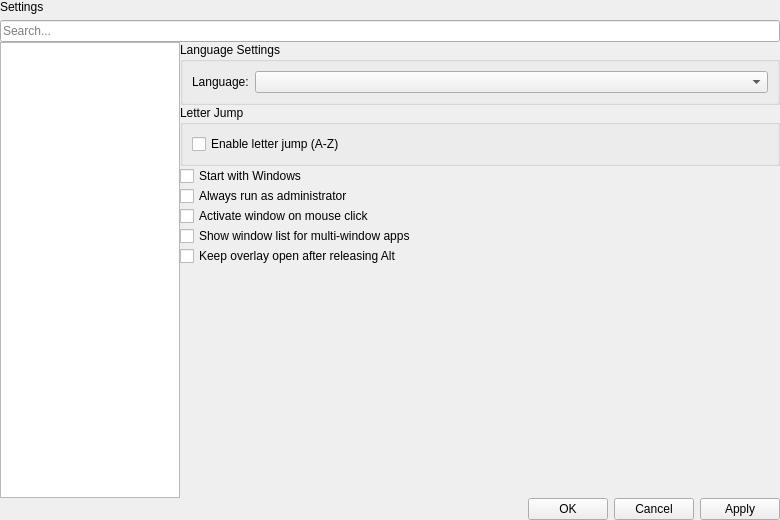
Hendrix4858/AltTaber, file ui/SettingsDialog.ui: the form before one commit.
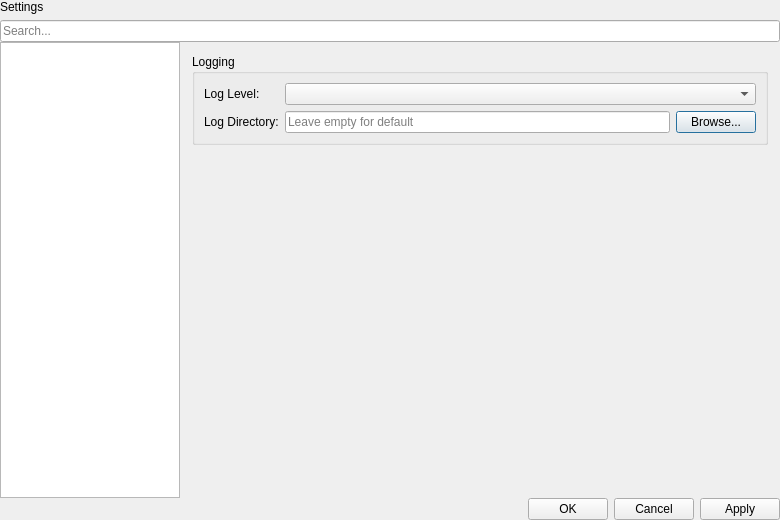
The form after the commit. The open tabs and pages were chosen to show the change.

Commit message:
[Feature]Upgrade logging with runtime level/directory config
- Replace size-based rotation with daily log files (yyyy-MM-dd.log)
- Add LogLevel enum with runtime filter via Logger::reconfigure()
- Add Logging page in SettingsDialog (log level combo + directory picker)
- Add ConfigManager persistence for log level and directory

```diff
--- a/ui/SettingsDialog.ui
+++ b/ui/SettingsDialog.ui
@@ -333,6 +333,79 @@
          </item>
         </layout>
        </widget>
+        <widget class="QWidget" name="loggingPage">
+         <layout class="QVBoxLayout" name="loggingLayout">
+          <property name="leftMargin">
+           <number>12</number>
+          </property>
+          <property name="topMargin">
+           <number>12</number>
+          </property>
+          <property name="rightMargin">
+           <number>12</number>
+          </property>
+          <property name="bottomMargin">
+           <number>12</number>
+          </property>
+          <item>
+           <widget class="QGroupBox" name="logGroup">
+            <property name="title">
+             <string>Logging</string>
+            </property>
+            <layout class="QFormLayout" name="logFormLayout">
+             <item row="0" column="0">
+              <widget class="QLabel" name="logLevelLabel">
+               <property name="text">
+                <string>Log Level:</string>
+               </property>
+              </widget>
+             </item>
+             <item row="0" column="1">
+              <widget class="QComboBox" name="logLevelCombo"/>
+             </item>
+             <item row="1" column="0">
+              <widget class="QLabel" name="logDirLabel">
+               <property name="text">
+                <string>Log Directory:</string>
+               </property>
+              </widget>
+             </item>
+             <item row="1" column="1">
+              <layout class="QHBoxLayout" name="logDirLayout">
+               <item>
+                <widget class="QLineEdit" name="logDirEdit">
+                 <property name="placeholderText">
+                  <string>Leave empty for default</string>
+                 </property>
+                </widget>
+               </item>
+               <item>
+                <widget class="QPushButton" name="btnBrowseLogDir">
+                 <property name="text">
+                  <string>Browse...</string>
+                 </property>
+                </widget>
+               </item>
+              </layout>
+             </item>
+            </layout>
+           </widget>
+          </item>
+          <item>
+           <spacer name="loggingSpacer">
+            <property name="orientation">
+             <enum>Qt::Orientation::Vertical</enum>
+            </property>
+            <property name="sizeHint" stdset="0">
+             <size>
+              <width>20</width>
+              <height>40</height>
+             </size>
+            </property>
+           </spacer>
+          </item>
+         </layout>
+        </widget>
         <widget class="QWidget" name="blockedPage">
          <layout class="QVBoxLayout" name="blockedLayout">
           <property name="leftMargin">
```
The commit also changes 5 other files.
